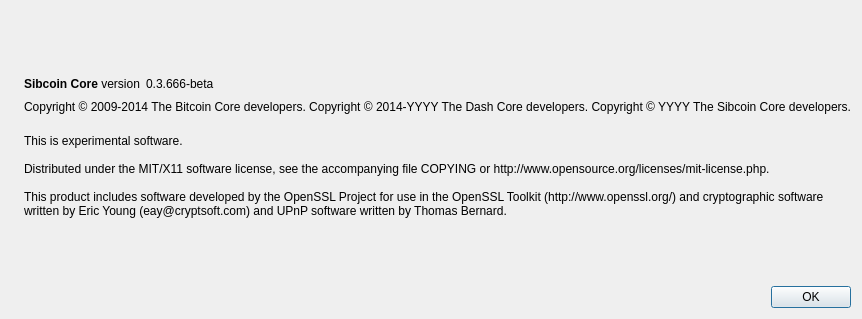
Before: the Qt Designer form src/qt/forms/aboutdialog.ui in Souznik/sibcoin, drawn with Qt 5.
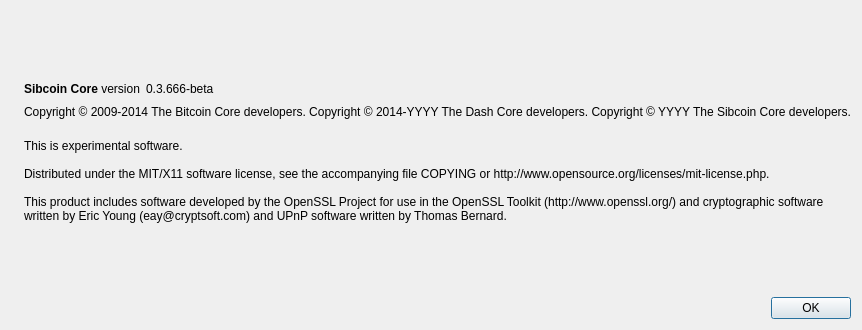
After: the same form once the commit is applied. Icons and pictures are not drawn.

Patch:
```diff
--- a/src/qt/forms/aboutdialog.ui
+++ b/src/qt/forms/aboutdialog.ui
@@ -7,7 +7,7 @@
     <x>0</x>
     <y>0</y>
     <width>593</width>
-    <height>319</height>
+    <height>330</height>
    </rect>
   </property>
   <property name="windowTitle">
```
